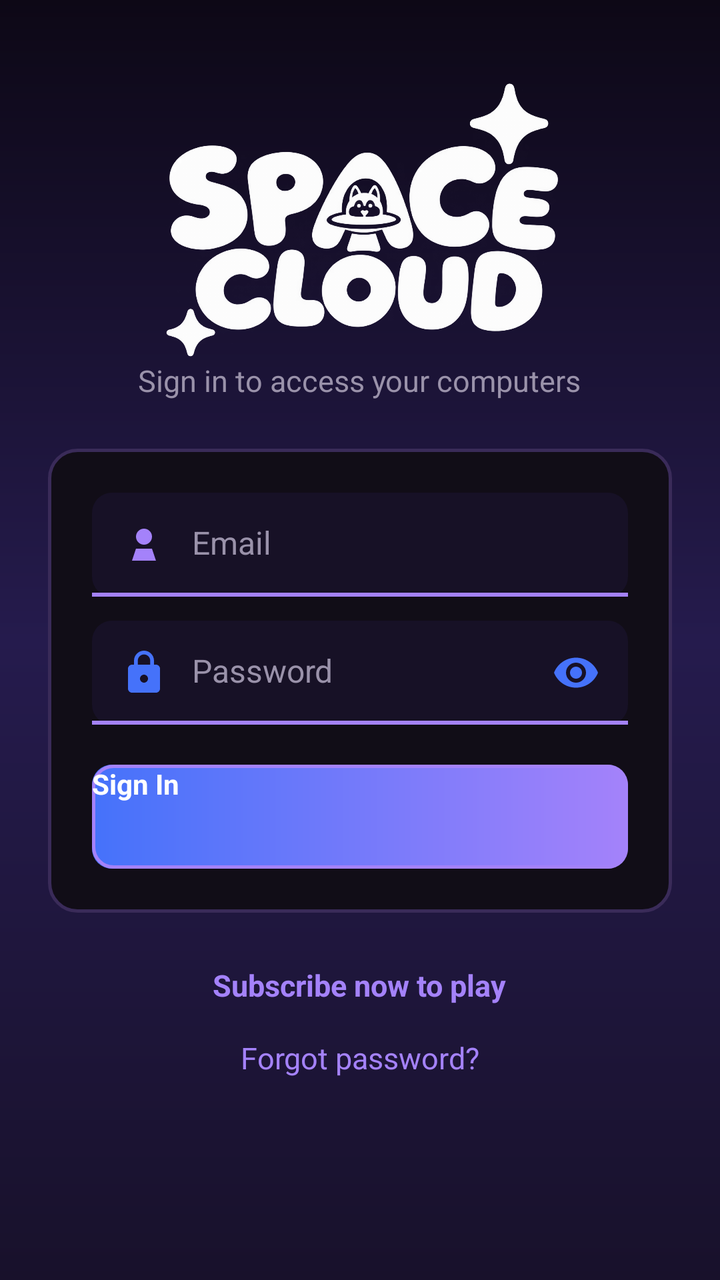
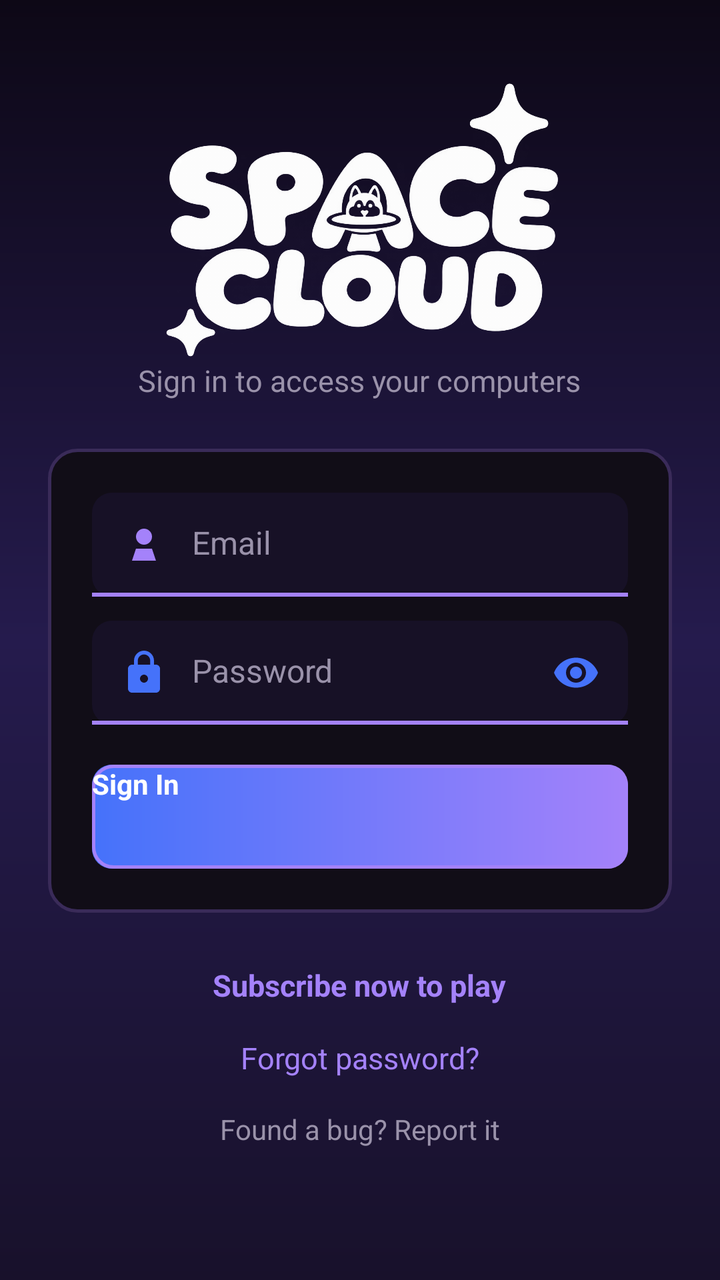

Compare the two renders of this Android layout. The source of the first and the diff that turns it into the second are given below.
<!-- AndroidManifest.xml: application theme AppTheme -->
<!-- res/layout/activity_login.xml -->
<?xml version="1.0" encoding="utf-8"?>

<ScrollView xmlns:android="http://schemas.android.com/apk/res/android"
    android:layout_width="match_parent"
    android:layout_height="match_parent"
    android:fillViewport="true">

    <LinearLayout
        android:layout_width="match_parent"
        android:layout_height="wrap_content"
        android:orientation="vertical"
        android:gravity="center_horizontal"
        android:paddingStart="24dp"
        android:paddingTop="24dp"
        android:paddingEnd="24dp"
        android:paddingBottom="32dp">

        <ImageView
            android:id="@+id/loginLogo"
            android:layout_width="250dp"
            android:layout_height="140dp"
            android:layout_marginTop="16dp"
            android:adjustViewBounds="true"
            android:contentDescription="@string/login_app_name"
            android:scaleType="fitCenter"
            android:src="@drawable/logo_spacecloud_brandbook" />

        <TextView
            android:id="@+id/loginSubtitle"
            android:layout_width="wrap_content"
            android:layout_height="wrap_content"
            android:layout_marginTop="0dp"
            android:layout_marginBottom="24dp"
            android:text="@string/login_subtitle"
            android:textColor="?attr/appMutedForegroundColor"
            android:textSize="15sp" />

        <LinearLayout
            android:layout_width="match_parent"
            android:layout_height="wrap_content"
            android:orientation="vertical"
            android:background="@drawable/bg_card"
            android:padding="22dp">

            <EditText
                android:id="@+id/emailField"
                android:layout_width="match_parent"
                android:layout_height="52dp"
                android:background="@drawable/bg_input_field"
                android:hint="@string/login_email_hint"
                android:inputType="textEmailAddress"
                android:singleLine="true"
                android:drawableStart="@drawable/ic_account"
                android:drawablePadding="12dp"
                android:paddingStart="14dp"
                android:paddingEnd="14dp"
                android:paddingTop="14dp"
                android:paddingBottom="14dp"
                android:textSize="16sp"
                android:textColor="?attr/appForegroundColor"
                android:textColorHint="?attr/appMutedForegroundColor" />

            <EditText
                android:id="@+id/passwordField"
                android:layout_width="match_parent"
                android:layout_height="52dp"
                android:layout_marginTop="12dp"
                android:background="@drawable/bg_input_field"
                android:hint="@string/login_password_hint"
                android:inputType="textPassword"
                android:singleLine="true"
                android:drawableStart="@drawable/ic_lock"
                android:drawableEnd="@drawable/ic_eye"
                android:drawablePadding="12dp"
                android:paddingStart="14dp"
                android:paddingEnd="14dp"
                android:paddingTop="14dp"
                android:paddingBottom="14dp"
                android:textSize="16sp"
                android:textColor="?attr/appForegroundColor"
                android:textColorHint="?attr/appMutedForegroundColor" />

            <Button
                android:id="@+id/loginButton"
                android:layout_width="match_parent"
                android:layout_height="52dp"
                android:layout_marginTop="20dp"
                android:background="@drawable/bg_button_purple"
                android:text="@string/login_button"
                android:textColor="@color/moonlight_gold_foreground"
                android:textStyle="bold"
                android:textAllCaps="false" />

        </LinearLayout>

        <TextView
            android:id="@+id/createAccountLink"
            android:layout_width="wrap_content"
            android:layout_height="wrap_content"
            android:layout_marginTop="18dp"
            android:text="@string/login_create_account"
            android:textColor="@color/moonlight_purple"
            android:textStyle="bold"
            android:textSize="15sp"
            android:padding="8dp" />

        <TextView
            android:id="@+id/forgotPasswordLink"
            android:layout_width="wrap_content"
            android:layout_height="wrap_content"
            android:text="@string/login_forgot_password"
            android:textColor="@color/moonlight_purple"
            android:textSize="15sp"
            android:padding="8dp" />

    </LinearLayout>
</ScrollView>
<!-- resources referenced by this layout -->
<resources>
  <color name="moonlight_gold_foreground">#FFFFFF</color>
  <color name="moonlight_purple">#A482FA</color>
  <!-- drawable bg_card (drawable) -->
  <?xml version="1.0" encoding="utf-8"?>
  
  <shape xmlns:android="http://schemas.android.com/apk/res/android"
      android:shape="rectangle">
      <solid android:color="?attr/appSurfaceColor"/>
      <stroke
          android:width="@dimen/cartoon_border_width"
          android:color="?attr/appBorderColor"/>
      <corners android:radius="@dimen/card_corner_radius"/>
  </shape>
  <!-- drawable bg_input_field (drawable) -->
  <?xml version="1.0" encoding="utf-8"?>
  
  <layer-list xmlns:android="http://schemas.android.com/apk/res/android">
      <item>
          <shape android:shape="rectangle">
              <solid android:color="?attr/appSurface2Color"/>
              <corners android:radius="10dp"/>
          </shape>
      </item>
      <item android:gravity="bottom">
          <shape android:shape="rectangle">
              <solid android:color="@color/moonlight_purple"/>
              <size android:height="2dp"/>
          </shape>
      </item>
  </layer-list>
  <!-- drawable ic_account (drawable) -->
  <vector xmlns:android="http://schemas.android.com/apk/res/android"
      android:width="24dp"
      android:height="24dp"
      android:viewportWidth="24"
      android:viewportHeight="24">
      <path
          android:fillColor="@color/moonlight_purple"
          android:pathData="M8,8a4,4 0,1 0,8 0a4,4 0,1 0,-8 0z M6,20 L8,14 L16,14 L18,20 Z" />
  </vector>
  <!-- drawable ic_eye (drawable) -->
  <vector xmlns:android="http://schemas.android.com/apk/res/android"
      android:width="24dp"
      android:height="24dp"
      android:viewportWidth="24"
      android:viewportHeight="24">
      <path
          android:fillColor="@color/moonlight_gold"
          android:pathData="M12,4.5C7,4.5 2.73,7.61 1,12c1.73,4.39 6,7.5 11,7.5s9.27,-3.11 11,-7.5c-1.73,-4.39 -6,-7.5 -11,-7.5zM12,17c-2.76,0 -5,-2.24 -5,-5s2.24,-5 5,-5 5,2.24 5,5 -2.24,5 -5,5zM12,9c-1.66,0 -3,1.34 -3,3s1.34,3 3,3 3,-1.34 3,-3 -1.34,-3 -3,-3z" />
  </vector>
  <string name="login_app_name">Space Connect</string>
  <string name="login_button">Sign In</string>
  <string name="login_create_account">Subscribe now to play</string>
  <string name="login_email_hint">Email</string>
  <string name="login_forgot_password">Forgot password?</string>
  <string name="login_password_hint">Password</string>
  <string name="login_subtitle">Sign in to access your computers</string>
  <style name="AppTheme" parent="AppBaseTheme">
          
          <item name="android:windowActionBar">false</item>
          <item name="android:windowNoTitle">true</item>
      </style>
  <color name="moonlight_gold">#4572FA</color>
  <dimen name="cartoon_border_width">1.5dp</dimen>
  <dimen name="card_corner_radius">14dp</dimen>
  <color name="moonlight_background">#0D0816</color>
  <color name="moonlight_surface">#110D17</color>
  <color name="moonlight_surface_2">#171126</color>
  <color name="moonlight_foreground">#F8F5FF</color>
  <color name="moonlight_muted_foreground">#9A92AA</color>
  <color name="moonlight_border">#3A2B59</color>
  <!-- drawable bg_app_gradient (drawable) -->
  <?xml version="1.0" encoding="utf-8"?>
  
  <shape xmlns:android="http://schemas.android.com/apk/res/android"
      android:shape="rectangle">
      <gradient
          android:type="linear"
          android:angle="270"
          android:startColor="@color/moonlight_sunset_top"
          android:centerColor="@color/moonlight_sunset_mid"
          android:endColor="@color/moonlight_sunset_horizon"/>
  </shape>
  <color name="moonlight_sunset_top">#0D0816</color>
  <color name="moonlight_sunset_mid">#251B4D</color>
  <color name="moonlight_sunset_horizon">#18112B</color>
</resources>

<!-- the commit's change to res/layout/activity_login.xml (unified diff, before → after) -->
@@ -113,5 +113,14 @@
             android:textSize="15sp"
             android:padding="8dp" />
 
+        <TextView
+            android:id="@+id/reportBugLink"
+            android:layout_width="wrap_content"
+            android:layout_height="wrap_content"
+            android:text="@string/bug_report_link"
+            android:textColor="@color/moonlight_muted_foreground"
+            android:textSize="14sp"
+            android:padding="8dp" />
+
     </LinearLayout>
 </ScrollView>
<!-- resource entries referenced after the edit -->
@@ -1,6 +1,7 @@
 <!-- resources referenced by this layout -->
 <resources>
   <color name="moonlight_gold_foreground">#FFFFFF</color>
+  <color name="moonlight_muted_foreground">#9A92AA</color>
   <color name="moonlight_purple">#A482FA</color>
   <!-- drawable bg_card (drawable) -->
   <?xml version="1.0" encoding="utf-8"?>
@@ -50,6 +51,7 @@
           android:fillColor="@color/moonlight_gold"
           android:pathData="M12,4.5C7,4.5 2.73,7.61 1,12c1.73,4.39 6,7.5 11,7.5s9.27,-3.11 11,-7.5c-1.73,-4.39 -6,-7.5 -11,-7.5zM12,17c-2.76,0 -5,-2.24 -5,-5s2.24,-5 5,-5 5,2.24 5,5 -2.24,5 -5,5zM12,9c-1.66,0 -3,1.34 -3,3s1.34,3 3,3 3,-1.34 3,-3 -1.34,-3 -3,-3z" />
   </vector>
+  <string name="bug_report_link">Found a bug? Report it</string>
   <string name="login_app_name">Space Connect</string>
   <string name="login_button">Sign In</string>
   <string name="login_create_account">Subscribe now to play</string>
@@ -69,7 +71,6 @@
   <color name="moonlight_surface">#110D17</color>
   <color name="moonlight_surface_2">#171126</color>
   <color name="moonlight_foreground">#F8F5FF</color>
-  <color name="moonlight_muted_foreground">#9A92AA</color>
   <color name="moonlight_border">#3A2B59</color>
   <!-- drawable bg_app_gradient (drawable) -->
   <?xml version="1.0" encoding="utf-8"?>
